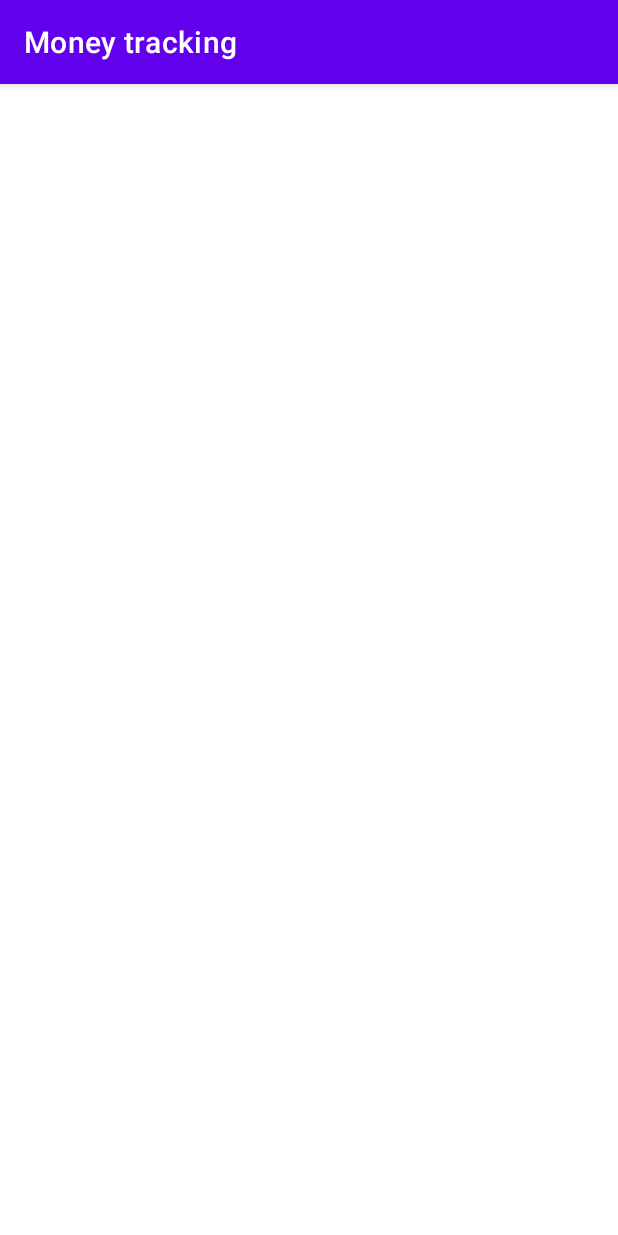
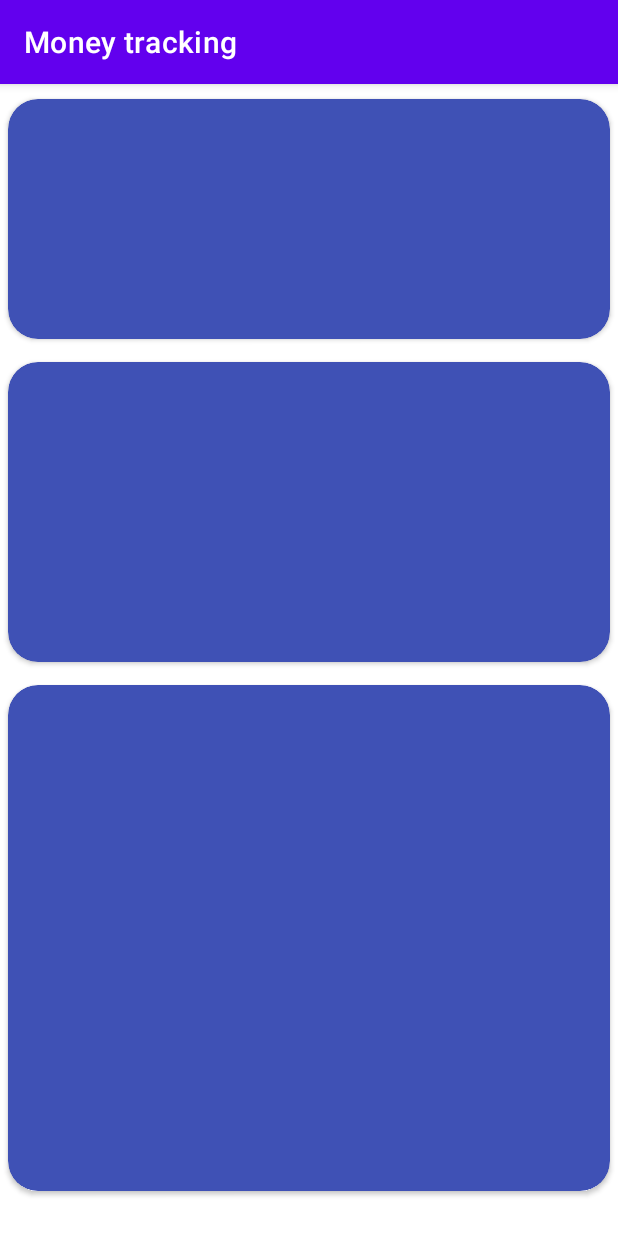
Before and after one commit to ievoms/App-dev-money-tracking, an Android app: the Home_activity screen opened directly, with no data from a screen before it, on a phone screen of 412 x 824 dp. Run offline under Robolectric (Android 15) with nearby library versions, the phone set to English and light mode, and no system bars.

Commit message:
home activity

```diff
--- a/app/src/main/AndroidManifest.xml
+++ b/app/src/main/AndroidManifest.xml
@@ -10,7 +10,7 @@
         android:supportsRtl="true"
         android:theme="@style/Theme.App_dev_money_tracking">
         <activity
-            android:name=".Home"
+            android:name=".Home_activity"
             android:exported="true" />
         <activity
             android:name=".LoginActivity"
--- a/app/src/main/java/com/example/app_dev_money_tracking/Home.java
+++ b/app/src/main/java/com/example/app_dev_money_tracking/Home_activity.java
@@ -2,15 +2,17 @@ package com.example.app_dev_money_tracking;
 
 import androidx.appcompat.app.AppCompatActivity;
 
+import android.content.Intent;
 import android.os.Bundle;
 
-public class Home extends AppCompatActivity
+public class Home_activity extends AppCompatActivity
 {
 
     @Override
     protected void onCreate(Bundle savedInstanceState)
     {
         super.onCreate(savedInstanceState);
+//        getSupportActionBar().hide();
         setContentView(R.layout.activity_home);
     }
 }
--- a/app/src/main/java/com/example/app_dev_money_tracking/MainActivity.java
+++ b/app/src/main/java/com/example/app_dev_money_tracking/MainActivity.java
@@ -2,6 +2,7 @@ package com.example.app_dev_money_tracking;
 
 import androidx.appcompat.app.AppCompatActivity;
 
+import android.content.Intent;
 import android.os.Bundle;
 
 public class MainActivity extends AppCompatActivity {
@@ -11,6 +12,8 @@ public class MainActivity extends AppCompatActivity {
         super.onCreate(savedInstanceState);
         setContentView(R.layout.activity_main);
 
+        startActivity(new Intent(MainActivity.this, Home_activity.class));
+
         //test
     }
 }
--- a/app/src/main/res/layout/activity_home.xml
+++ b/app/src/main/res/layout/activity_home.xml
@@ -4,6 +4,71 @@
     xmlns:tools="http://schemas.android.com/tools"
     android:layout_width="match_parent"
     android:layout_height="match_parent"
-    tools:context=".Home">
+    tools:context=".Home_activity">
 
+    <androidx.cardview.widget.CardView
+        android:id="@+id/cardView_home1"
+        android:layout_width="0dp"
+        android:layout_height="160dp"
+        android:layout_marginStart="5dp"
+        android:layout_marginTop="10dp"
+        android:layout_marginEnd="5dp"
+        app:cardBackgroundColor="#3F51B5"
+        app:cardCornerRadius="20dp"
+        app:layout_constraintEnd_toEndOf="parent"
+        app:layout_constraintStart_toStartOf="parent"
+        app:layout_constraintTop_toTopOf="parent">
+
+        <ScrollView
+            android:id="@+id/Scroll_home1"
+            android:layout_width="match_parent"
+            android:layout_height="match_parent">
+
+            <LinearLayout
+                android:layout_width="match_parent"
+                android:layout_height="wrap_content"
+                android:orientation="vertical" />
+        </ScrollView>
+    </androidx.cardview.widget.CardView>
+
+    <androidx.cardview.widget.CardView
+        android:id="@+id/cardView_home2"
+        android:layout_width="0dp"
+        android:layout_height="200dp"
+        android:layout_marginStart="5dp"
+        android:layout_marginTop="15dp"
+        android:layout_marginEnd="5dp"
+        app:cardBackgroundColor="#3F51B5"
+        app:cardCornerRadius="20dp"
+        app:layout_constraintEnd_toEndOf="parent"
+        app:layout_constraintStart_toStartOf="parent"
+        app:layout_constraintTop_toBottomOf="@+id/cardView_home1">
+
+        <ScrollView
+            android:id="@+id/Scroll_home2"
+            android:layout_width="match_parent"
+            android:layout_height="match_parent">
+
+            <LinearLayout
+                android:layout_width="match_parent"
+                android:layout_height="wrap_content"
+                android:orientation="vertical" />
+        </ScrollView>
+    </androidx.cardview.widget.CardView>
+
+    <androidx.cardview.widget.CardView
+        android:id="@+id/cardView_home3"
+        android:layout_width="0dp"
+        android:layout_height="0dp"
+        android:layout_marginStart="5dp"
+        android:layout_marginTop="15dp"
+        android:layout_marginEnd="5dp"
+        android:layout_marginBottom="30dp"
+        app:cardBackgroundColor="#3F51B5"
+        app:cardCornerRadius="20dp"
+        app:layout_constraintBottom_toBottomOf="parent"
+        app:layout_constraintEnd_toEndOf="parent"
+        app:layout_constraintStart_toStartOf="parent"
+        app:layout_constraintTop_toBottomOf="@+id/cardView_home2"
+        app:layout_constraintVertical_bias="0.0" />
 </androidx.constraintlayout.widget.ConstraintLayout>
```
